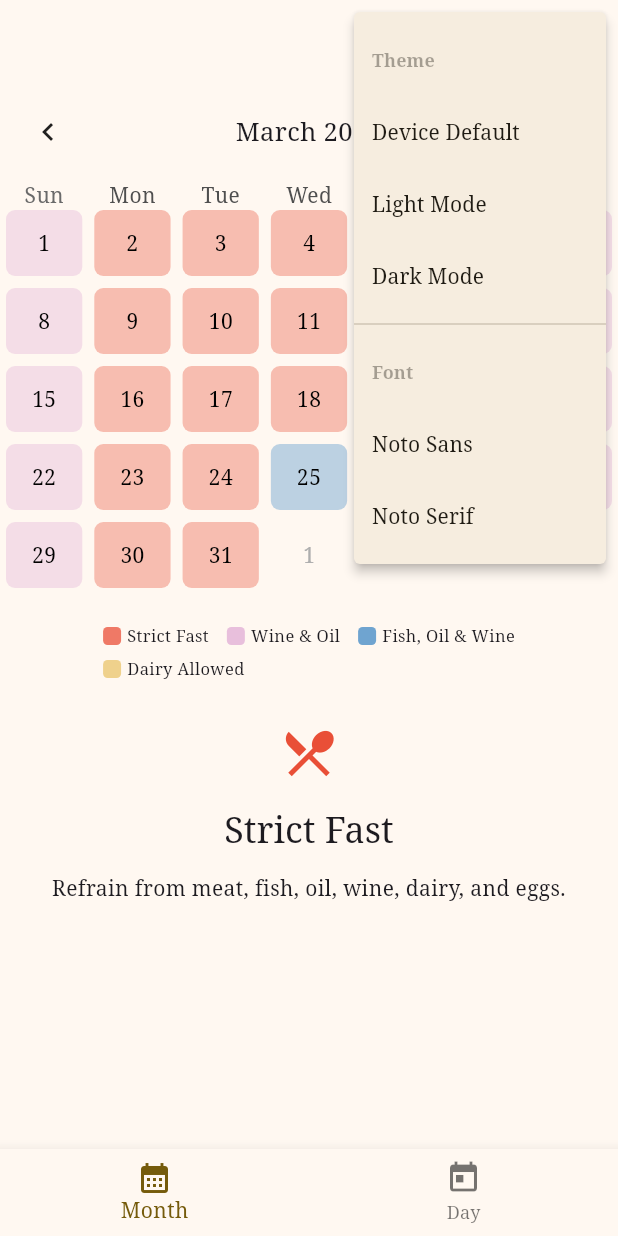
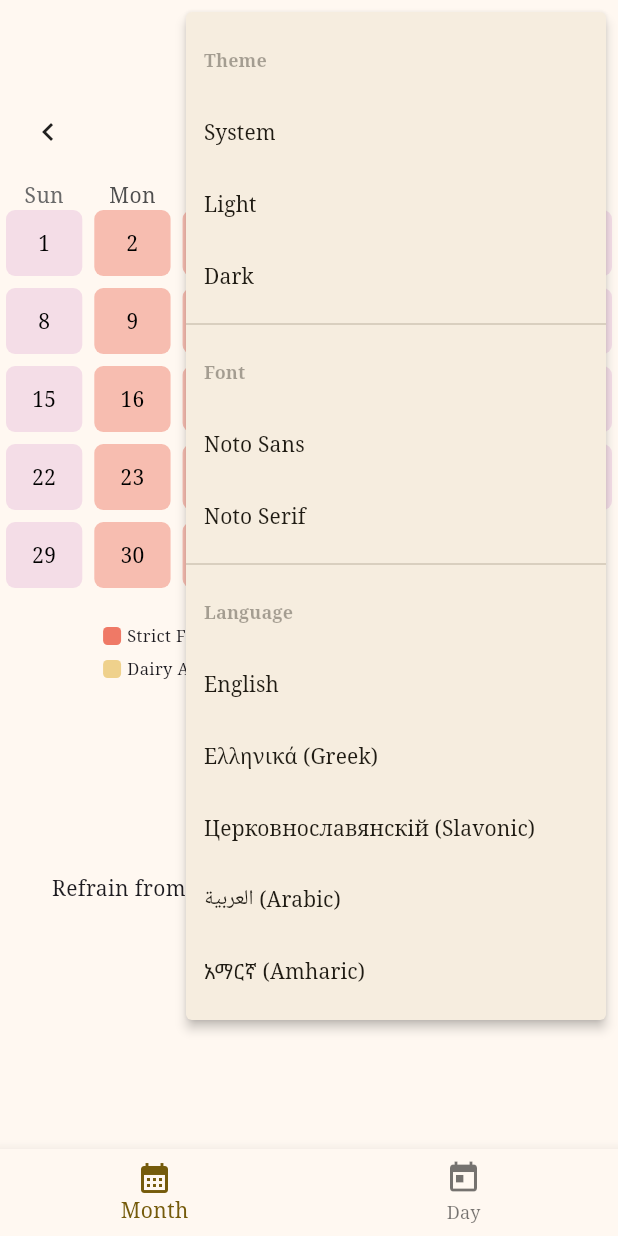
Before and after one commit to d3metrious/OrthodoxFastingCalender, a Flutter app: the screen it shows after launch, after a tap on the "settings" icon, on a phone screen of 412 x 824 dp. Run offline on Flutter 3.47's test engine with Material 3 defaults, Android fonts, the phone set to English and light mode, and no system bars; drawn by our look-alikes of table_calendar; our stand-ins replace google_fonts, shared_preferences.

Commit message:
Lang switcher

```diff
--- a/lib/main.dart
+++ b/lib/main.dart
@@ -2,16 +2,19 @@ import 'package:fastingcalender/models/app_font.dart';
 import 'package:fastingcalender/pages/calendar_page.dart';
 import 'package:fastingcalender/services/fasting_service.dart';
 import 'package:fastingcalender/services/theme_service.dart';
+import 'package:fastingcalender/services/language_service.dart';
 import 'package:fastingcalender/utils/app_colors.dart';
 import 'package:flutter/material.dart';
 import 'package:google_fonts/google_fonts.dart';
+import 'package:flutter_localizations/flutter_localizations.dart';
 
 void main() async {
   WidgetsFlutterBinding.ensureInitialized();
 
-  // Initialize both services
+  // Initialize all services
   await themeService.init();
   await fastingService.init();
+  await languageService.init();
 
   runApp(const FastingCalendarApp());
 }
@@ -27,6 +30,9 @@ class FastingCalendarApp extends StatelessWidget {
         return ListenableBuilder(
           listenable: fastingService,
           builder: (context, child) {
+            return ListenableBuilder(
+              listenable: languageService,
+              builder: (context, child) {
                 final TextTheme textTheme = themeService.appFont == AppFont.serif
                     ? GoogleFonts.notoSerifTextTheme()
                     : GoogleFonts.notoSansTextTheme();
@@ -37,6 +43,19 @@ class FastingCalendarApp extends StatelessWidget {
 
                 return MaterialApp(
                   title: 'Church Fasting Calendar',
+                  locale: Locale(languageService.language.languageCode),
+                  localizationsDelegates: const [
+                    GlobalMaterialLocalizations.delegate,
+                    GlobalWidgetsLocalizations.delegate,
+                    GlobalCupertinoLocalizations.delegate,
+                  ],
+                  supportedLocales: const [
+                    Locale('en'), // English
+                    Locale('el'), // Greek
+                    Locale('cu'), // Church Slavonic
+                    Locale('ar'), // Arabic
+                    Locale('am'), // Amharic
+                  ],
                   theme: ThemeData(
                     colorScheme: ColorScheme.fromSeed(
                       seedColor: AppColors.primary,
@@ -60,5 +79,7 @@ class FastingCalendarApp extends StatelessWidget {
             );
           },
         );
+      },
+    );
   }
 }
--- /dev/null
+++ b/lib/models/app_language.dart
@@ -0,0 +1,37 @@
+enum AppLanguage {
+  english,
+  greek,
+  churchSlavonic,
+  arabic,
+  ethiopian;
+
+  String get displayName {
+    switch (this) {
+      case AppLanguage.english:
+        return 'English';
+      case AppLanguage.greek:
+        return 'Ελληνικά (Greek)';
+      case AppLanguage.churchSlavonic:
+        return 'Церковнославянскій (Slavonic)';
+      case AppLanguage.arabic:
+        return 'العربية (Arabic)';
+      case AppLanguage.ethiopian:
+        return 'አማርኛ (Amharic)';
+    }
+  }
+
+  String get languageCode {
+    switch (this) {
+      case AppLanguage.english:
+        return 'en';
+      case AppLanguage.greek:
+        return 'el';
+      case AppLanguage.churchSlavonic:
+        return 'cu';
+      case AppLanguage.arabic:
+        return 'ar';
+      case AppLanguage.ethiopian:
+        return 'am';
+    }
+  }
+}
--- a/lib/pages/calendar_page.dart
+++ b/lib/pages/calendar_page.dart
@@ -1,7 +1,9 @@
 import 'package:fastingcalender/models/app_font.dart';
+import 'package:fastingcalender/models/app_language.dart';
 import 'package:fastingcalender/models/fast_type.dart';
 import 'package:fastingcalender/services/fasting_service.dart';
 import 'package:fastingcalender/services/theme_service.dart';
+import 'package:fastingcalender/services/language_service.dart';
 import 'package:fastingcalender/utils/app_colors.dart';
 import 'package:flutter/material.dart';
 import 'package:table_calendar/table_calendar.dart';
@@ -67,17 +69,15 @@ class _CalendarPageState extends State<CalendarPage> {
           PopupMenuButton<String>(
             icon: const Icon(Icons.settings),
             onSelected: (value) {
-              switch (value) {
-                case 'theme_system':
-                  themeService.setThemeMode(ThemeMode.system);
-                case 'theme_light':
-                  themeService.setThemeMode(ThemeMode.light);
-                case 'theme_dark':
-                  themeService.setThemeMode(ThemeMode.dark);
-                case 'font_sans':
-                  themeService.setFont(AppFont.sans);
-                case 'font_serif':
-                  themeService.setFont(AppFont.serif);
+              if (value.startsWith('theme_')) {
+                final mode = ThemeMode.values.firstWhere((e) => e.name == value.substring(6));
+                themeService.setThemeMode(mode);
+              } else if (value.startsWith('font_')) {
+                final font = AppFont.values.firstWhere((e) => e.name == value.substring(5));
+                themeService.setFont(font);
+              } else if (value.startsWith('lang_')) {
+                final lang = AppLanguage.values.firstWhere((e) => e.name == value.substring(5));
+                languageService.setLanguage(lang);
               }
             },
             itemBuilder: (context) => [
@@ -85,16 +85,28 @@ class _CalendarPageState extends State<CalendarPage> {
                 enabled: false,
                 child: Text('Theme', style: TextStyle(fontWeight: FontWeight.bold, fontSize: 12)),
               ),
-              const PopupMenuItem(value: 'theme_system', child: Text('Device Default')),
-              const PopupMenuItem(value: 'theme_light', child: Text('Light Mode')),
-              const PopupMenuItem(value: 'theme_dark', child: Text('Dark Mode')),
+              ...ThemeMode.values.map((mode) => PopupMenuItem(
+                    value: 'theme_${mode.name}',
+                    child: Text(mode.name[0].toUpperCase() + mode.name.substring(1)),
+                  )),
               const PopupMenuDivider(),
               const PopupMenuItem(
                 enabled: false,
                 child: Text('Font', style: TextStyle(fontWeight: FontWeight.bold, fontSize: 12)),
               ),
-              const PopupMenuItem(value: 'font_sans', child: Text('Noto Sans')),
-              const PopupMenuItem(value: 'font_serif', child: Text('Noto Serif')),
+              ...AppFont.values.map((font) => PopupMenuItem(
+                    value: 'font_${font.name}',
+                    child: Text(font.displayName),
+                  )),
+              const PopupMenuDivider(),
+              const PopupMenuItem(
+                enabled: false,
+                child: Text('Language', style: TextStyle(fontWeight: FontWeight.bold, fontSize: 12)),
+              ),
+              ...AppLanguage.values.map((lang) => PopupMenuItem(
+                    value: 'lang_${lang.name}',
+                    child: Text(lang.displayName),
+                  )),
             ],
           ),
         ],
@@ -131,6 +143,7 @@ class _CalendarPageState extends State<CalendarPage> {
           firstDay: DateTime.utc(2020, 1, 1),
           lastDay: DateTime.utc(2030, 12, 31),
           focusedDay: _focusedDay,
+          locale: languageService.language.languageCode,
           headerStyle: const HeaderStyle(
             formatButtonVisible: false,
             titleCentered: true,
@@ -189,11 +202,11 @@ class _CalendarPageState extends State<CalendarPage> {
               Column(
                 children: [
                   Text(
-                    DateFormat('EEEE').format(dateToDisplay),
+                    DateFormat('EEEE', languageService.language.languageCode).format(dateToDisplay),
                     style: Theme.of(context).textTheme.titleLarge,
                   ),
                   Text(
-                    DateFormat('MMMM d, yyyy').format(dateToDisplay),
+                    DateFormat('MMMM d, yyyy', languageService.language.languageCode).format(dateToDisplay),
                     style: Theme.of(context).textTheme.bodyMedium,
                   ),
                 ],
--- /dev/null
+++ b/lib/services/language_service.dart
@@ -0,0 +1,33 @@
+import 'package:flutter/material.dart';
+import 'package:shared_preferences/shared_preferences.dart';
+import '../models/app_language.dart';
+
+class LanguageService extends ChangeNotifier {
+  static const String _key = 'app_language';
+  AppLanguage _language = AppLanguage.english;
+
+  AppLanguage get language => _language;
+
+  Future<void> init() async {
+    final prefs = await SharedPreferences.getInstance();
+    final savedValue = prefs.getString(_key);
+
+    _language = AppLanguage.values.firstWhere(
+      (e) => e.name == savedValue,
+      orElse: () => AppLanguage.english,
+    );
+    notifyListeners();
+  }
+
+  Future<void> setLanguage(AppLanguage newLanguage) async {
+    if (_language == newLanguage) return;
+    _language = newLanguage;
+
+    final prefs = await SharedPreferences.getInstance();
+    await prefs.setString(_key, newLanguage.name);
+
+    notifyListeners();
+  }
+}
+
+final languageService = LanguageService();
--- a/pubspec.yaml
+++ b/pubspec.yaml
@@ -9,6 +9,8 @@ environment:
 
 dependencies:
   flutter:
+    sdk: flutter
+  flutter_localizations:
     sdk: flutter
   table_calendar: ^3.0.9
   shared_preferences: ^2.2.2
```
Also changed, not shown: lib/utils/translations.dart (added, +95 -0 lines), pubspec.lock. Lines whose indentation alone changed are shown as unchanged.
